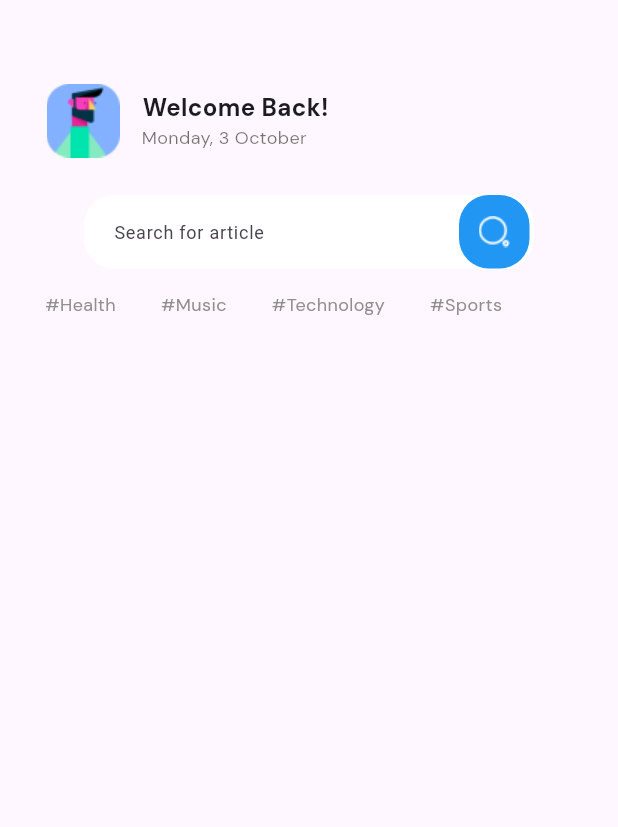
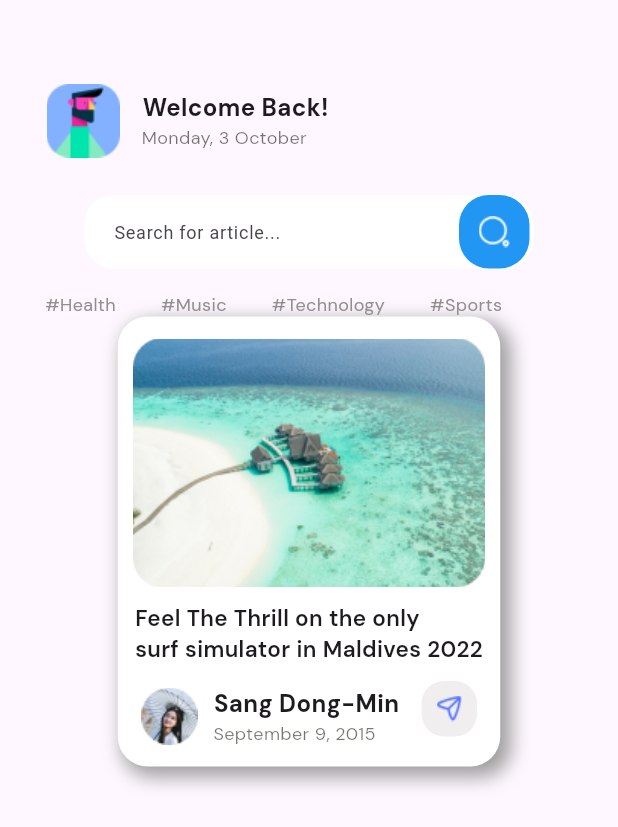
Before and after one commit to Rhunnan/travel_news_app, a Flutter app: the screen it shows after launch, on a phone screen of 412 x 824 dp. Shown: the top 827 px of the screen. Run offline on Flutter 3.47's test engine with Material 2 defaults, Android fonts, the phone set to English and light mode, and no system bars; our stand-ins replace flutter_svg, google_fonts.

Commit message:
Complete First Page Scroll bar Content

```diff
--- /dev/null
+++ b/lib/components/first_page_horizontalSroll.dart
@@ -0,0 +1,105 @@
+import 'dart:math';
+
+import 'package:flutter/material.dart';
+import 'package:flutter_svg/flutter_svg.dart';
+import 'package:google_fonts/google_fonts.dart';
+
+class HorizontalScrollFirstPage extends StatelessWidget {
+  const HorizontalScrollFirstPage({super.key});
+
+  @override
+  Widget build(BuildContext context) {
+    return Container(
+      height: 300,
+      width: 255,
+      decoration: BoxDecoration(boxShadow: const [
+        BoxShadow(
+          color: Colors.grey,
+          offset: Offset(
+            5.0,
+            5.0,
+          ),
+          blurRadius: 10.0,
+          spreadRadius: 2.0,
+        ),
+        BoxShadow(
+          color: Colors.white,
+          offset: Offset(0.0, 0.0),
+          blurRadius: 0.0,
+          spreadRadius: 0.0,
+        )
+      ], borderRadius: BorderRadius.circular(20)),
+      child: Padding(
+        padding: const EdgeInsets.only(top: 15, left: 10, right: 10),
+        child: Column(
+          children: [
+            Padding(
+              padding: const EdgeInsets.only(bottom: 10),
+              child: Container(
+                  height: 165,
+                  width: 250,
+                  decoration: const BoxDecoration(
+                      image: DecorationImage(
+                          image: AssetImage("assets/images/image1page1.png"),
+                          fit: BoxFit.cover))),
+            ),
+            Text(
+              "Feel The Thrill on the only\nsurf simulator in Maldives 2022",
+              style:
+                  GoogleFonts.dmSans(fontSize: 15, fontWeight: FontWeight.w600),
+            ),
+            Row(
+              children: [
+                Padding(
+                  padding: const EdgeInsets.only(
+                    top: 10,
+                    left: 0,
+                  ),
+                  child: Container(
+                    height: 49,
+                    width: 49,
+                    decoration: const BoxDecoration(
+                        image: DecorationImage(
+                            image: AssetImage(
+                      "assets/images/profileSroll.png",
+                    ))),
+                  ),
+                ),
+                Column(
+                  children: [
+                    Padding(
+                      padding: const EdgeInsets.only(left: 5, top: 10),
+                      child: Text('Sang Dong-Min',
+                          style: GoogleFonts.dmSans(
+                              fontSize: 16, fontWeight: FontWeight.w700)),
+                    ),
+                    //rgba(147, 151, 160, 1)
+                    Padding(
+                      padding: const EdgeInsets.only(right: 11),
+                      child: Text("September 9, 2015",
+                          style: GoogleFonts.dmSans(
+                              fontSize: 12,
+                              fontWeight: FontWeight.w400,
+                              color: const Color.fromARGB(146, 15, 15, 1))),
+                    ),
+                  ],
+                ),
+                Padding(
+                  padding: const EdgeInsets.only(left: 15),
+                  child: Container(
+                    height: 37,
+                    width: 37,
+                    decoration: BoxDecoration(
+                        borderRadius: BorderRadius.circular(15),
+                        color: const Color.fromARGB(255, 240, 238, 238)),
+                    child: Image.asset("assets/images/share_icon.png"),
+                  ),
+                )
+              ],
+            ),
+          ],
+        ),
+      ),
+    );
+  }
+}
--- a/lib/components/profileAndSearchBar.dart
+++ b/lib/components/profileAndSearchBar.dart
@@ -62,7 +62,7 @@ class _ProfileAndSearchBarState extends State<ProfileAndSearchBar> {
                     decoration: InputDecoration(
                         hintStyle: TextStyle(
                             fontSize: 12, fontWeight: FontWeight.w400),
-                        hintText: "Search for article",
+                        hintText: "Search for article...",
                         border: InputBorder.none),
                   ),
                 ),
--- a/lib/main.dart
+++ b/lib/main.dart
@@ -1,4 +1,5 @@
 import 'package:flutter/material.dart';
+import 'package:travel_news_app/components/first_page_horizontalSroll.dart';
 import 'package:travel_news_app/components/profileAndSearchBar.dart';
 
 void main() {
@@ -36,6 +37,7 @@ class _HomePageState extends State<HomePage> {
         body: Column(
       children: [
         ProfileAndSearchBar(),
+        HorizontalScrollFirstPage(),
       ],
     ));
   }
```
Also changed, not shown: assets/images/image1page1.png (added), assets/images/image1page1.svg (added), assets/images/profileSroll.png (added), assets/images/share_icon.png (added), 1 other file.
